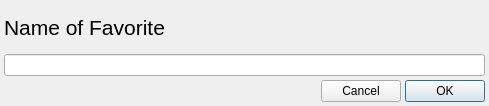
Before: the Qt Designer form Source/PipelineBuilder/UI_Files/AddFavoriteWidget.ui in BlueQuartzSoftware/DREAM3D, drawn with Qt 5.
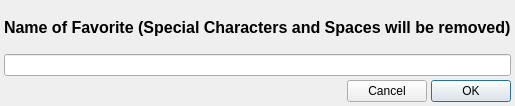
After: the same form once the commit is applied.

Commit message: Fixing bug that would not save a new favorite if anything other than the 'Favorites' tree widget item was selected. Now we figure out what is selected and if the proper tree widget item is NOT selected then we select the root of the 'Favorites' be default. The Favorites list is now sorted after reading them on startup and after adding a new favorite item.

```diff
--- a/Source/PipelineBuilder/UI_Files/AddFavoriteWidget.ui
+++ b/Source/PipelineBuilder/UI_Files/AddFavoriteWidget.ui
@@ -35,11 +35,13 @@
       <widget class="QLabel" name="label">
        <property name="font">
         <font>
-         <pointsize>16</pointsize>
+         <pointsize>12</pointsize>
+         <weight>75</weight>
+         <bold>true</bold>
         </font>
        </property>
        <property name="text">
-        <string>Name of Favorite</string>
+        <string>Name of Favorite (Special Characters and Spaces will be removed)</string>
        </property>
       </widget>
      </item>
```
Left out of the diff: 13 changed lines with no effect on the pictures. The commit also changes 2 other files.
